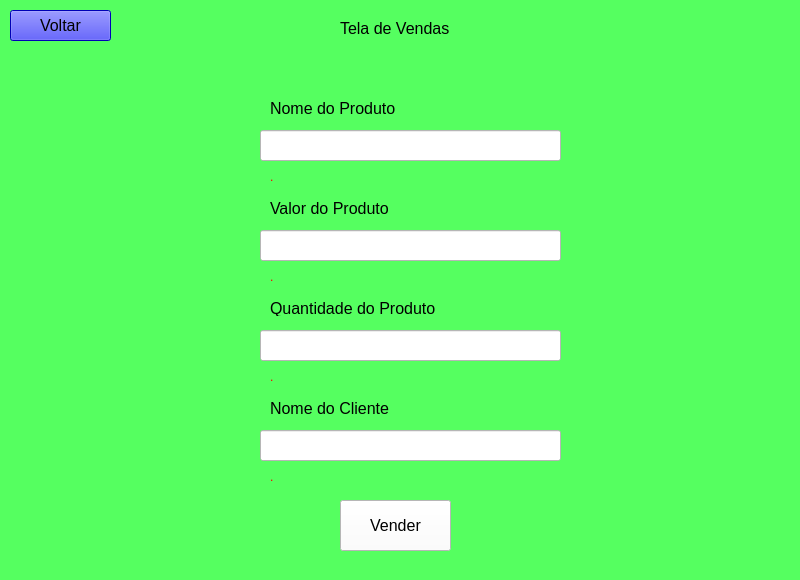
gustavoestevesr/plantinhas-da-marcia, file cadastro_vendas.ui: the form before one commit.
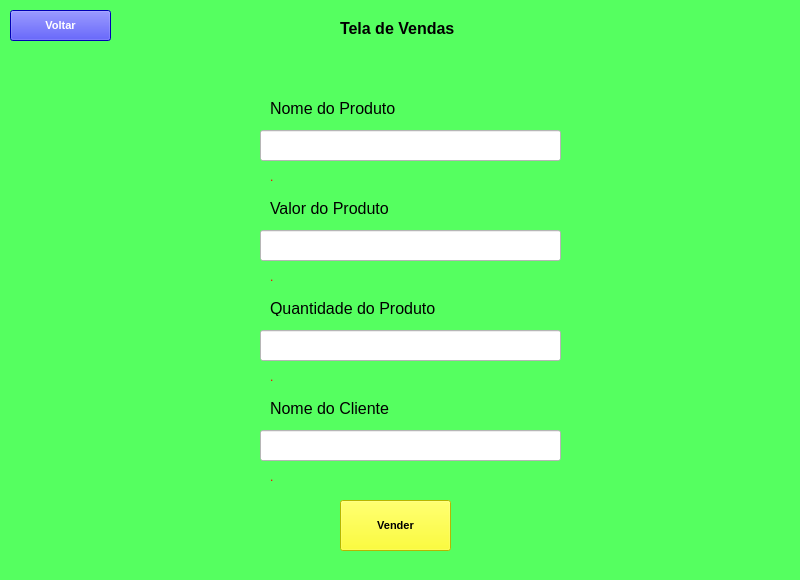
The form after the commit.

Diff of the .ui file:
```diff
--- a/cadastro_vendas.ui
+++ b/cadastro_vendas.ui
@@ -115,6 +115,8 @@
     <property name="font">
      <font>
       <pointsize>12</pointsize>
+      <weight>75</weight>
+      <bold>true</bold>
      </font>
     </property>
     <property name="text">
@@ -132,11 +134,13 @@
     </property>
     <property name="font">
      <font>
-      <pointsize>12</pointsize>
+      <pointsize>8</pointsize>
+      <weight>75</weight>
+      <bold>true</bold>
      </font>
     </property>
     <property name="styleSheet">
-     <string notr="true">background-color: rgb(255, 255, 255);</string>
+     <string notr="true">background-color: rgb(255, 255, 0);</string>
     </property>
     <property name="text">
      <string>Vender</string>
@@ -255,11 +259,14 @@
     </property>
     <property name="font">
      <font>
-      <pointsize>12</pointsize>
+      <pointsize>8</pointsize>
+      <weight>75</weight>
+      <bold>true</bold>
      </font>
     </property>
     <property name="styleSheet">
-     <string notr="true">background-color: rgb(0, 0, 255);</string>
+     <string notr="true">background-color: rgb(0, 0, 255);
+color: rgb(255, 255, 255);</string>
     </property>
     <property name="text">
      <string>Voltar</string>
```
